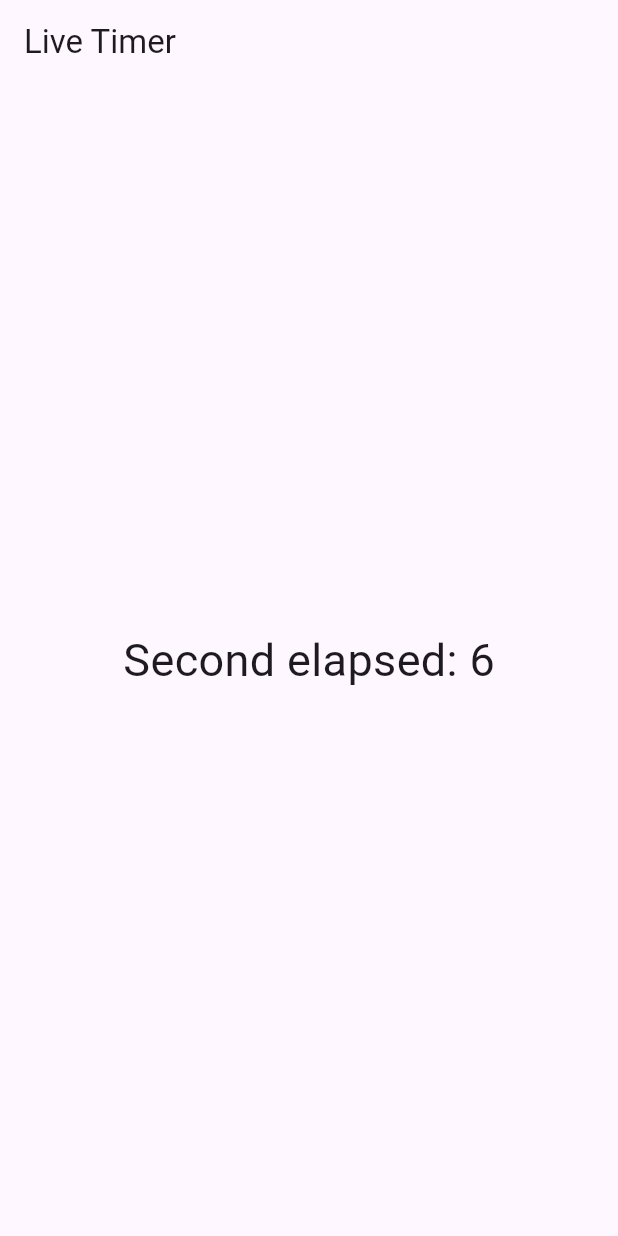
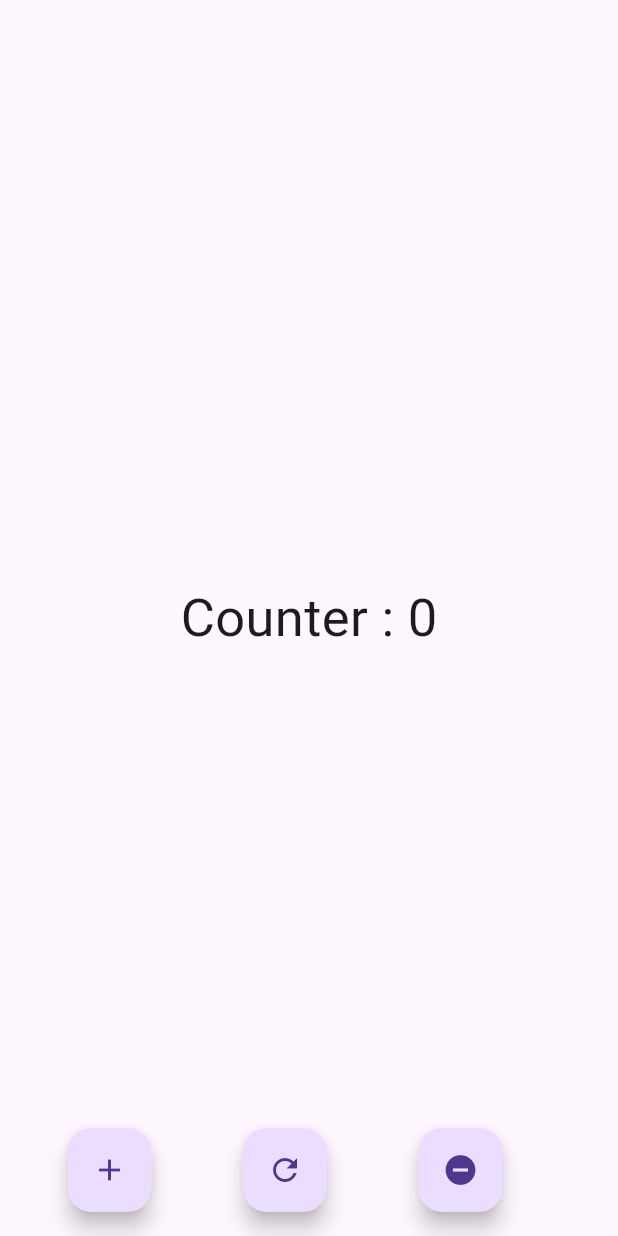
Before and after one commit to AbirHasanShuvo/state_project2, a Flutter app: the screen it shows after launch, on a phone screen of 412 x 824 dp. Run offline on Flutter 3.47's test engine with Material 3 defaults, Android fonts, the light colour scheme and no system bars; our stand-ins replace flutter_riverpod.

Commit message:
stream provider is completed and also the counter is completed with state notifier provider

```diff
--- a/lib/main.dart
+++ b/lib/main.dart
@@ -4,6 +4,7 @@ import 'package:state_series/video_2/video_2.dart';
 import 'package:state_series/video_3/video_3.dart';
 import 'package:state_series/video_5/video_5.dart';
 import 'package:state_series/video_6/video_6.dart';
+import 'package:state_series/video_7/counter_example/counter_screen.dart';
 
 void main() {
   runApp(ProviderScope(child: MyApp()));
@@ -22,7 +23,9 @@ class MyApp extends ConsumerWidget {
     //read is only executed 1 time
     return MaterialApp(
       debugShowCheckedModeBanner: false,
-      home: TimerScreen(),
+      home: CounterScreen()
+
+      //TimerScreen(),
 
       //GreetingScreen()
 
--- /dev/null
+++ b/lib/video_7/counter_example/counter_provider_controller.dart
@@ -0,0 +1,16 @@
+import 'package:flutter_riverpod/flutter_riverpod.dart';
+import 'package:flutter_riverpod/legacy.dart';
+
+final counterProvider = StateNotifierProvider<CounterNotifier, int>((_) {
+  return CounterNotifier(0);
+});
+
+class CounterNotifier extends StateNotifier<int> {
+  CounterNotifier(super.state);
+
+  void increment() => state++;
+
+  void decrement() => state--;
+
+  void reset() => state = 0;
+}
--- /dev/null
+++ b/lib/video_7/counter_example/counter_screen.dart
@@ -0,0 +1,36 @@
+import 'package:flutter/material.dart';
+import 'package:flutter_riverpod/flutter_riverpod.dart';
+import 'package:state_series/video_7/counter_example/counter_provider_controller.dart';
+
+class CounterScreen extends ConsumerWidget {
+  const CounterScreen({super.key});
+
+  @override
+  Widget build(BuildContext context, WidgetRef ref) {
+    final count = ref.watch(counterProvider);
+    final ctrl = ref.read(counterProvider.notifier);
+    //because we needed to triger increment, decrement function once
+    return Scaffold(
+      body: Center(child: Text('Counter : $count', style: TextStyle(fontSize: 35))),
+      floatingActionButton: Row(
+        mainAxisAlignment: MainAxisAlignment.spaceEvenly,
+        children: [
+          FloatingActionButton(
+            onPressed: () => ctrl.increment(),
+            child: Icon(Icons.add),
+          ),
+
+          FloatingActionButton(
+            onPressed: () => ctrl.reset(),
+            child: Icon(Icons.refresh),
+          ),
+
+          FloatingActionButton(
+            onPressed: () => ctrl.decrement(),
+            child: Icon(Icons.remove_circle),
+          ),
+        ],
+      ),
+    );
+  }
+}
```
Also changed, not shown: lib/video_7/video_7.dart (added).
